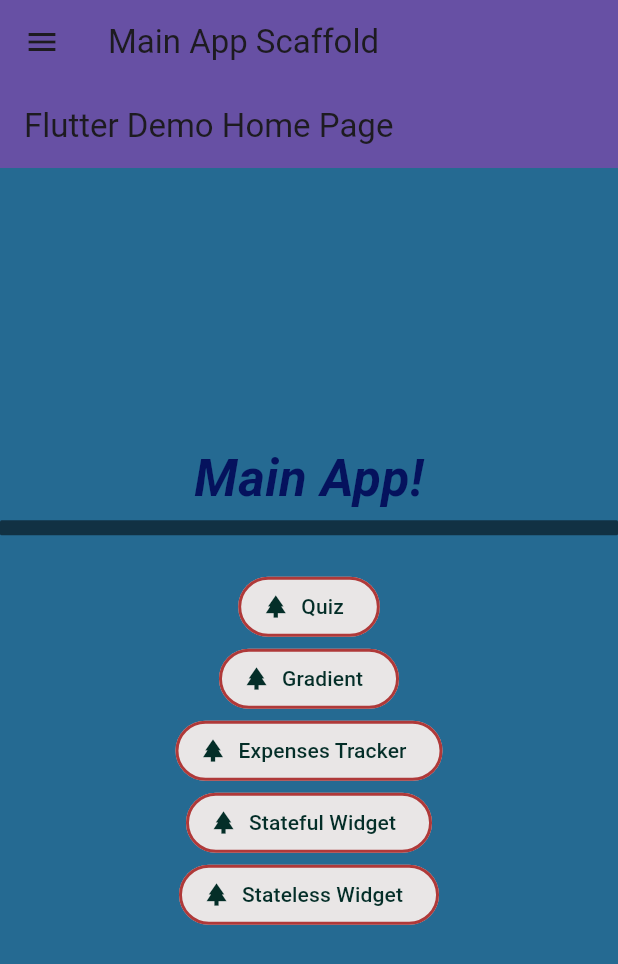
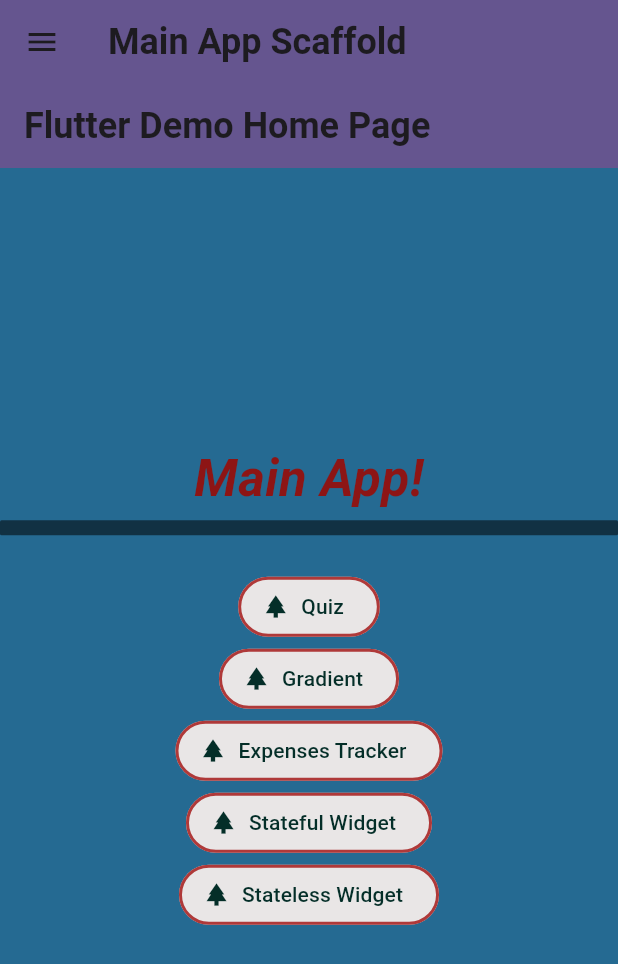
Before and after one commit to duczau/flutter-app, a Flutter app: the screen it shows after launch, on a phone screen of 412 x 824 dp. Shown: the top 964 px of the screen. Run offline on Flutter 3.47's test engine with Material 3 defaults, Android fonts, the phone set to English and light mode, and no system bars; our stand-ins replace flutter_dotenv, google_fonts.

Commit message:
expense p3

```diff
--- a/lib/expense_app/expense_item.dart
+++ b/lib/expense_app/expense_item.dart
@@ -13,7 +13,7 @@ class ExpenseItem extends StatelessWidget{
         padding: const EdgeInsets.symmetric(vertical: 8, horizontal: 16),
         child: Column(
           children: [
-            Text(expense.title),
+            Text(expense.title, style: Theme.of(context).textTheme.titleSmall,),
             const SizedBox(height: 4,),
             Row(
               mainAxisAlignment: MainAxisAlignment.center,
--- a/lib/main.dart
+++ b/lib/main.dart
@@ -8,11 +8,12 @@ import 'package:flutter/material.dart';
 
 import 'package:flutter_dotenv/flutter_dotenv.dart';
 
-Future<void> main() async {
+var kDarkColorTheme = const Color.fromARGB(255, 18, 18, 18);
+var themeMode = ThemeMode.light;
+
+void main() async {
   await dotenv.load(fileName: ".env");
   runApp(
-    // GradientApp(),
-    // QuizApp()
     MainApp(),
   );
 }
@@ -33,20 +34,79 @@ final Map<String, WidgetBuilder> listWitget = {
 //   'Stateless Widget': const StyledText('Stateless Widget'),
 // };
 
-class MainApp extends StatelessWidget {
+class MainApp extends StatefulWidget {
   const MainApp({super.key});
+
+  @override
+  State<StatefulWidget> createState() {
+    return _MainAppState();
+  }
+}
+
+class _MainAppState extends State<MainApp> {
+  void _toggleTheme() {
+    setState(() {
+      themeMode = themeMode == ThemeMode.dark
+          ? ThemeMode.light
+          : ThemeMode.dark;
+    });
+  }
 
   @override
   Widget build(BuildContext context) {
     return MaterialApp(
+      themeMode: themeMode,
+      darkTheme: ThemeData.dark().copyWith(
+        scaffoldBackgroundColor: kDarkColorTheme,
+      ),
       scrollBehavior: MaterialScrollBehavior().copyWith(
-        dragDevices: {
-          PointerDeviceKind.touch,
-          PointerDeviceKind.mouse,
-        },
+        dragDevices: {PointerDeviceKind.touch, PointerDeviceKind.mouse},
       ),
       title: 'Main App',
-      theme: ThemeData(scaffoldBackgroundColor: const Color.fromARGB(255, 37, 106, 146)),
+      theme: ThemeData(
+        scaffoldBackgroundColor: const Color.fromARGB(255, 37, 106, 146),
+        appBarTheme: const AppBarTheme(
+          backgroundColor: Color.fromARGB(255, 13, 134, 74),
+        ),
+        cardTheme: const CardThemeData(
+          color: Color.fromARGB(206, 128, 179, 128),
+          shadowColor: Color.fromARGB(255, 96, 71, 236),
+          elevation: 10,
+        ),
+        textTheme: const TextTheme(
+          titleLarge: TextStyle(
+            fontSize: 24,
+            color: Color.fromARGB(255, 141, 21, 21),
+            fontFamily: 'Roboto',
+            fontWeight: FontWeight.bold,
+          ),
+          titleSmall: TextStyle(
+            fontSize: 15,
+            color: Color.fromARGB(255, 1, 69, 172),
+            fontWeight: FontWeight.w300,
+          ),
+          bodyLarge: TextStyle(
+            fontSize: 20,
+            color: Color.fromARGB(255, 255, 255, 255),
+            fontFamily: 'Roboto',
+          ),
+          bodyMedium: TextStyle(
+            fontSize: 16,
+            color: Color.fromARGB(255, 0, 0, 0),
+            fontFamily: 'Roboto',
+            fontStyle: FontStyle.italic,
+          ),
+          bodySmall: TextStyle(
+            fontSize: 14,
+            color: Color.fromARGB(255, 0, 0, 0),
+            fontFamily: 'Roboto',
+          ),
+        ),
+        colorScheme: ColorScheme.fromSeed(
+          seedColor: const Color.fromARGB(255, 96, 59, 181),
+          secondary: const Color.fromARGB(255, 181, 59, 96),
+        ),
+      ),
       home: const RootScaffold(MyHomePage(title: 'Flutter Demo Home Page')),
     );
   }
@@ -58,7 +118,6 @@ class RootScaffold extends StatelessWidget {
 
   @override
   Widget build(BuildContext context) {
-
     final appBar = AppBar(
       backgroundColor: Theme.of(context).colorScheme.surfaceTint,
       title: const Text('Main App Scaffold'),
@@ -72,16 +131,33 @@ class RootScaffold extends StatelessWidget {
     return Scaffold(
       appBar: appBar,
       drawer: Drawer(
-        child: ListView(
-          padding: EdgeInsets.zero,
+        child: Column(
           children: <Widget>[
-            const DrawerHeader(
-              decoration: BoxDecoration(color: Colors.blue),
-              child: Text(
+            // ✅ Header cố định (không scroll)
+            // const DrawerHeader(
+            //   padding: EdgeInsets.zero,
+            //   decoration: BoxDecoration(color: Colors.blue, ),
+            //   child: Text(
+            //     'Main Menu',
+            //     style: TextStyle(color: Colors.white, fontSize: 24),
+            //   ),
+            // ),
+            Container(
+              height: 100,
+              width: double.infinity,
+              color: Colors.blue,
+              // padding: const EdgeInsets.all(16),
+              alignment: Alignment.center,
+              child: const Text(
                 'Main Menu',
                 style: TextStyle(color: Colors.white, fontSize: 24),
               ),
             ),
+
+            // ✅ Nội dung scroll
+            Expanded(
+              child: ListView(
+                children: <Widget>[
                   ListTile(
                     leading: const Icon(Icons.home),
                     title: const Text('Home'),
@@ -107,6 +183,30 @@ class RootScaffold extends StatelessWidget {
                       Navigator.pop(context);
                       await Navigator.maybePop(context);
                     },
+                  ),
+                ],
+              ),
+            ),
+            const Divider(indent: 16.0, endIndent: 16.0),
+            ListTile(
+              leading: Icon(
+                themeMode == ThemeMode.dark
+                    ? Icons.dark_mode
+                    : Icons.light_mode,
+              ),
+              title: const Text(
+                'Dark Mode',
+                strutStyle: StrutStyle(height: 1.5),
+              ),
+              trailing: Switch(
+                value: themeMode == ThemeMode.dark,
+                onChanged: (bool value) {
+                  (context as Element)
+                      .findAncestorStateOfType<_MainAppState>()
+                      ?._toggleTheme();
+                  // Navigator.pop(context); // Đóng drawer
+                },
+              ),
             ),
           ],
         ),
@@ -149,10 +249,14 @@ class _MyHomePageState extends State<MyHomePage> {
                   fontStyle: FontStyle.italic,
                   fontWeight: FontWeight.bold,
                   fontFamily: 'Roboto',
-                  color: const Color.fromARGB(235, 2, 11, 88),
+                  color: Theme.of(context).textTheme.titleLarge?.color,
                 ),
               ),
-              Divider(thickness: 10, color: Colors.black54, radius: BorderRadiusDirectional.circular(1)),
+              Divider(
+                thickness: 10,
+                color: Colors.black54,
+                radius: BorderRadiusDirectional.circular(1),
+              ),
               SizedBox(height: widthScreen * 0.05),
               ...listWitget.entries.map((e) {
                 String key = e.key;
--- a/lib/quiz_app/question_screen.dart
+++ b/lib/quiz_app/question_screen.dart
@@ -63,7 +63,7 @@ class _QuestionScreenState extends State<QuestionScreen> {
         // choosenAnswers.add(value)
       });
     } else {
-      Navigator.push(
+      Navigator.pushReplacement(
         context,
         MaterialPageRoute(
           builder: (context) => RootScaffold(Quiz.result(choosenAnswers)),
```
Also changed, not shown: lib/expense_app/chart/chart.dart (added, +98 -0 lines), lib/expense_app/chart/chart_bar.dart (added, +34 -0 lines), lib/expense_app/expense_list.dart (+10 -0 lines), lib/expense_app/expenses_app.dart (+6 -4 lines), lib/expense_app/models/expense.dart (+25 -0 lines). Lines whose indentation alone changed are shown as unchanged.
